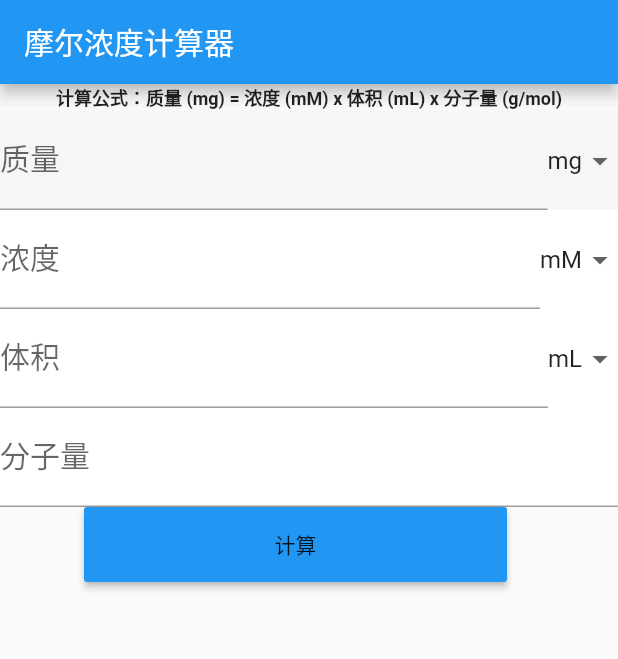
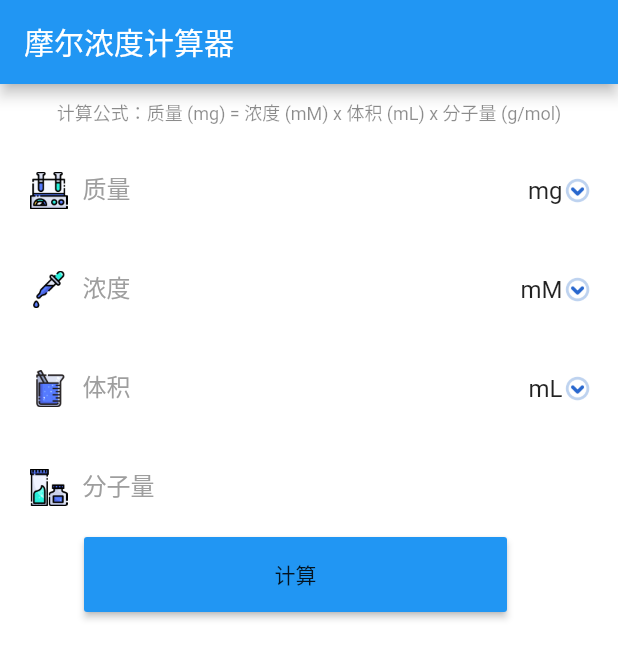
Before and after one commit to yyj001/ZhuZhuCalculator, a Flutter app: the screen it shows after launch, on a phone screen of 412 x 824 dp. Shown: the top 659 px of the screen. Run offline on Flutter 3.47's test engine with Material 2 defaults, Android fonts, the phone set to English and light mode, and no system bars; our stand-ins replace fluttertoast.

Commit message:
添加图标

```diff
--- a/lib/main.dart
+++ b/lib/main.dart
@@ -59,50 +59,17 @@ class _MyHomePageState extends State<MyHomePage> {
   GlobalKey<EditTextState> _sizeKey = GlobalKey();
   GlobalKey<EditTextState> _molecularKey = GlobalKey();
 
-  int selectIndex = 0;
-
-  List<FocusNode> _focusNodes = [
-    FocusNode(),
-    FocusNode(),
-    FocusNode(),
-    FocusNode()
-  ];
-  List<Color> _colors = [
-    Colors.transparent,
-    Colors.transparent,
-    Colors.transparent,
-    Colors.transparent
-  ];
-  int _selectIndex = 0;
+  int _selectIndex = -1;
 
   @override
   void initState() {
     super.initState();
-    for (int i = 0; i < _focusNodes.length; ++i) {
-      _focusNodes[i].addListener(() {
-        if (_focusNodes[i].hasFocus) {
-          setFocus(i);
-        }
-      });
-    }
   }
 
   //页面销毁
   @override
   void dispose() {
     super.dispose();
-    _focusNodes.forEach((f) {
-      f.dispose();
-    });
-  }
-
-  void setFocus(int index) {
-    setState(() {
-      _colors[_selectIndex] = Colors.transparent;
-      _selectIndex = index;
-      _colors[_selectIndex] = Colors.black;
-      print("yyj" + _colors[0].toString());
-    });
   }
 
   @override
@@ -114,61 +81,69 @@ class _MyHomePageState extends State<MyHomePage> {
           title: Text(widget.title),
         ),
         body: Container(
-//          padding: EdgeInsets.fromLTRB(18, 0, 0, 0),
+          color: Colors.white,
           child: Column(
             mainAxisAlignment: MainAxisAlignment.start,
             children: <Widget>[
               Row(
                   mainAxisAlignment: MainAxisAlignment.center,
                   children: <Widget>[
-                    Text(
-                      "计算公式：质量 (mg) = 浓度 (mM) x 体积 (mL) x 分子量 (g/mol)",
-                      style: TextStyle(
-                          fontSize: 12.0, fontWeight: FontWeight.bold),
+                    Container(
+                      padding: EdgeInsets.fromLTRB(0, 10, 0, 10),
+                      child: Text(
+                        "计算公式：质量 (mg) = 浓度 (mM) x 体积 (mL) x 分子量 (g/mol)",
+                        style: TextStyle(
+                            fontSize: 12.0,
+                        color: Colors.black45),
+                      ),
                     )
                   ]),
               EditText(
                 key: _qualityKey,
                 list: _quatityPickList,
                 hint: "质量",
-                isSelected: selectIndex == 0,
+                isSelected: _selectIndex == 0,
                 onTap: () {
                   setState(() {
-                    selectIndex = 0;
+                    _selectIndex = 0;
                   });
                 },
+                icon: "images/quality.png",
               ),
               EditText(
                 key: _concentrationKey,
                 list: _concentrationPickList,
                 hint: "浓度",
-                isSelected: selectIndex == 1,
+                isSelected: _selectIndex == 1,
                 onTap: () {
                   setState(() {
-                    selectIndex = 1;
+                    _selectIndex = 1;
                   });
                 },
+                icon: "images/concentration.png",
               ),
               EditText(
                 key: _sizeKey,
                 list: _sizePickList,
                 hint: "体积",
-                isSelected: selectIndex == 2,
+                isSelected: _selectIndex == 2,
                 onTap: () {
                   setState(() {
-                    selectIndex = 2;
+                    _selectIndex = 2;
                   });
                 },
+                icon: "images/size.png",
               ),
               EditText(
                 key: _molecularKey,
                 hint: "分子量",
-                isSelected: selectIndex == 3,
+                isSelected: _selectIndex == 3,
                 onTap: () {
                   setState(() {
-                    selectIndex = 3;
+                    _selectIndex = 3;
                   });
                 },
+                icon: "images/molecularKey.png",
               ),
               Row(
                 mainAxisAlignment: MainAxisAlignment.center,
--- a/lib/myWitget/ColorBackground.dart
+++ b/lib/myWitget/ColorBackground.dart
@@ -2,13 +2,14 @@ import 'package:flutter/cupertino.dart';
 import 'package:flutter/material.dart';
 
 class EditText extends StatefulWidget {
-  EditText({Key key, this.list, this.hint, this.onTap, this.isSelected})
+  EditText({Key key, this.list, this.hint, this.onTap, this.isSelected, this.icon})
       : super(key: key);
 
   final List<DropdownMenuItem<double>> list;
   String hint;
   VoidCallback onTap;
   bool isSelected;
+  String icon;
 
   @override
   EditTextState createState() => EditTextState();
@@ -39,25 +40,44 @@ class EditTextState extends State<EditText> {
       mainAxisAlignment: MainAxisAlignment.start,
       mainAxisSize: MainAxisSize.max,
       children: <Widget>[
-        Expanded(
+        Padding(
+          padding: const EdgeInsets.fromLTRB(20, 0, 0, 0),
+          child: Image.asset(widget.icon, width: 25, height: 25,),
+        ),
+      ],
+    );
+    /**
+     * textfield
+     */
+    row.children.add(Expanded(
+      child: Container(
+        padding: EdgeInsets.fromLTRB(10, 0, 0, 0),
+        child: Directionality(
+          textDirection: TextDirection.ltr,
           child: TextField(
               focusNode: _focusNodes,
               controller: controller,
               keyboardType: TextInputType.numberWithOptions(),
-              style: TextStyle(fontSize: 20),
+              style: TextStyle(fontSize: 22),
               decoration: InputDecoration(
                 labelText: widget.hint,
-                  focusedBorder: UnderlineInputBorder(
-                      borderSide: BorderSide(color: Colors.blue)),
-                  enabledBorder: UnderlineInputBorder(
-                      borderSide: BorderSide(color: Colors.grey)))),
+                border: InputBorder.none,
+                labelStyle: TextStyle(color: Colors.grey, fontSize: 16),
+              )),
         ),
-      ],
-    );
+      ),
+    ));
+
+    /**
+     * 单位
+     */
     if (widget.list != null) {
-      row.children.add(DropdownButton(
+      row.children.add(Container(
+        padding: EdgeInsets.fromLTRB(0, 0, 17, 0),
+        child: DropdownButton(
           value: unit,
           items: widget.list,
+          icon: Image.asset("images/down.png", width: 20, height: 20,),
           underline: Container(height: 0),
           onChanged: (value) {
             setState(() {
@@ -65,15 +85,15 @@ class EditTextState extends State<EditText> {
               FocusScope.of(context).requestFocus(_focusNodes);
             });
           },
+        ),
       ));
     }
     return ConstrainedBox(
-      constraints: BoxConstraints(
-        minHeight: 50,
-        minWidth: double.infinity
-      ),
-      child:Container(
-        color: widget.isSelected == true? Color.fromARGB(0x05, 0x33, 0x33, 0x33): Colors.white,
+      constraints: BoxConstraints( minHeight: 50, minWidth: double.infinity),
+      child: Container(
+        color: widget.isSelected == true
+            ? Color.fromARGB(0x09, 0x33, 0x33, 0x33)
+            : Colors.white,
         child: row,
       ),
     );
```
Also changed, not shown: pubspec.yaml (+7 -0 lines), images/concentration.png (added), images/down.png (added), images/molecularKey.png (added), images/quality.png (added), images/size.png (added). Lines whose indentation alone changed are shown as unchanged.
